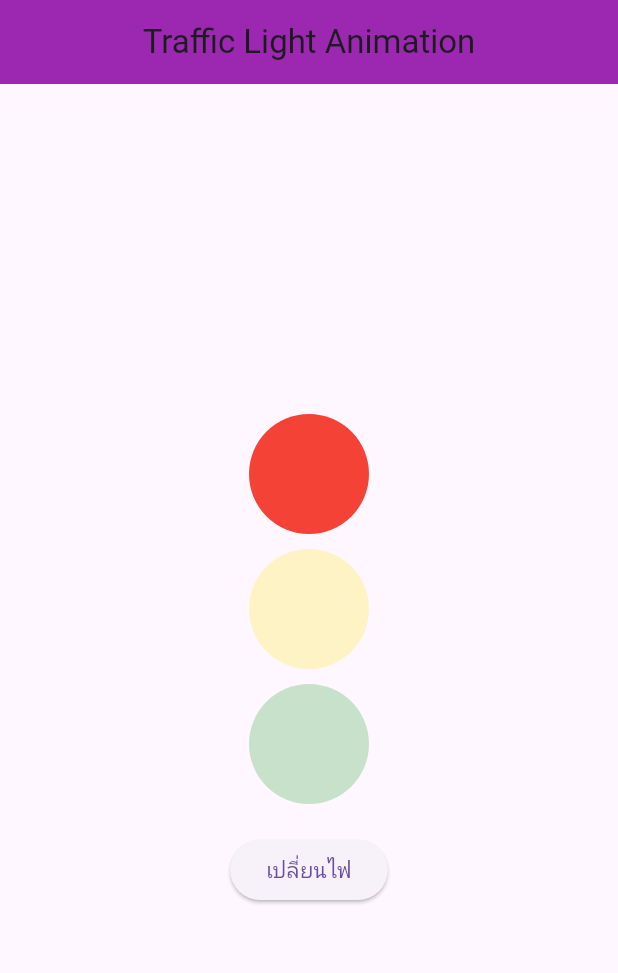
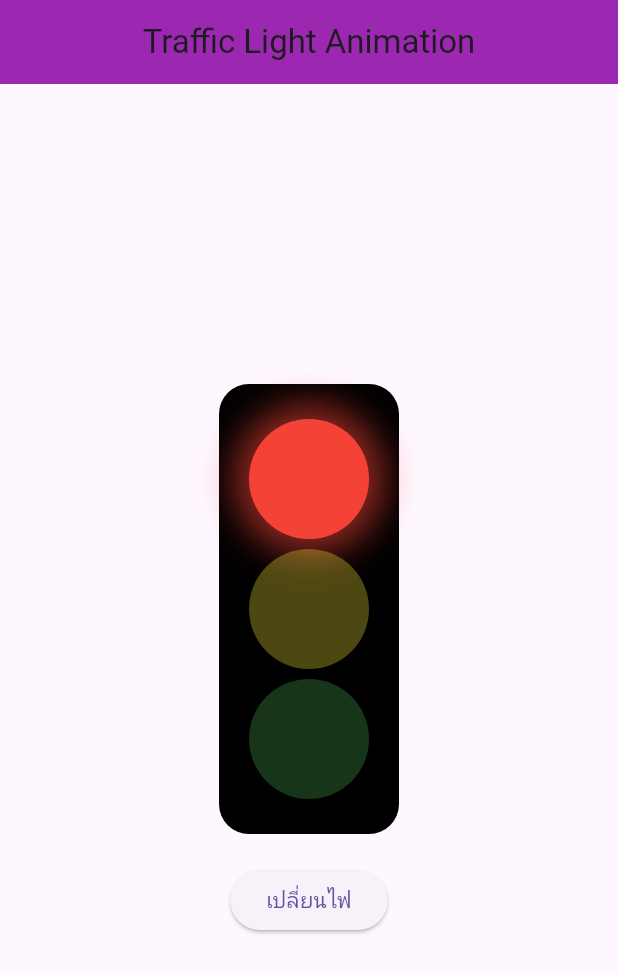
Before and after one commit to Meathawat/mobile_app, a Flutter app: the TrafficLightPage screen opened directly, on a phone screen of 412 x 824 dp. Shown: the top 973 px of the screen. Run offline on Flutter 3.47's test engine with Material 3 defaults, Android fonts, the light colour scheme and no system bars; network calls fail.

Commit message:
homework4

```diff
--- a/lib/homework4/trafficlight.dart
+++ b/lib/homework4/trafficlight.dart
@@ -46,25 +46,36 @@ class _TrafficLightPageState extends State<TrafficLightPage> {
         child: Column(
           mainAxisAlignment: MainAxisAlignment.center,
           children: [
-
+            Container(
+              width: 120,
+              height: 300,
+              padding: const EdgeInsets.symmetric(vertical: 20),
+              decoration: BoxDecoration(
+                color: Colors.black,
+                borderRadius: BorderRadius.circular(20),
+              ),
+              child: Column(
+                mainAxisAlignment: MainAxisAlignment.spaceAround,
+                children: [
                   AnimatedOpacity(
                     duration: const Duration(seconds: 1),
                     opacity: getOpacity(0),
-              child: buildLight(Colors.red),
+                    child: buildLight(Colors.red, currentLight == 0),
                   ),
-            const SizedBox(height: 10),
 
                   AnimatedOpacity(
                     duration: const Duration(seconds: 1),
                     opacity: getOpacity(1),
-              child: buildLight(Colors.yellow),
+                    child: buildLight(Colors.yellow, currentLight == 1),
                   ),
-            const SizedBox(height: 10),
 
                   AnimatedOpacity(
                     duration: const Duration(seconds: 1),
                     opacity: getOpacity(2),
-              child: buildLight(Colors.green),
+                    child: buildLight(Colors.green, currentLight == 2),
+                  ),
+                ],
+              ),
             ),
             const SizedBox(height: 20),
 
@@ -78,13 +89,22 @@ class _TrafficLightPageState extends State<TrafficLightPage> {
     );
   }
 
-  Widget buildLight(Color color) {
+  Widget buildLight(Color color, bool isActive) {
     return Container(
       width: 80,
       height: 80,
       decoration: BoxDecoration(
         color: color,
         shape: BoxShape.circle,
+        boxShadow: isActive
+            ? [
+                BoxShadow(
+                  color: color.withOpacity(0.6),
+                  blurRadius: 20,
+                  spreadRadius: 10,
+                ),
+              ]
+            : [],
       ),
     );
   }
```
Lines whose indentation alone changed are shown as unchanged.
